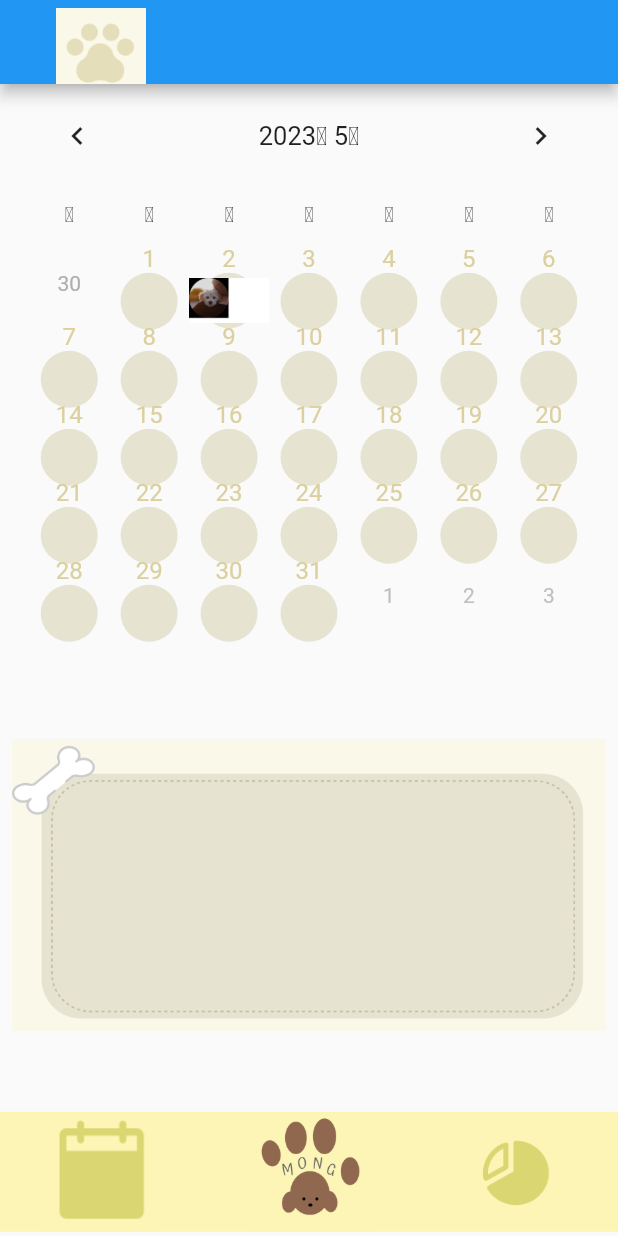
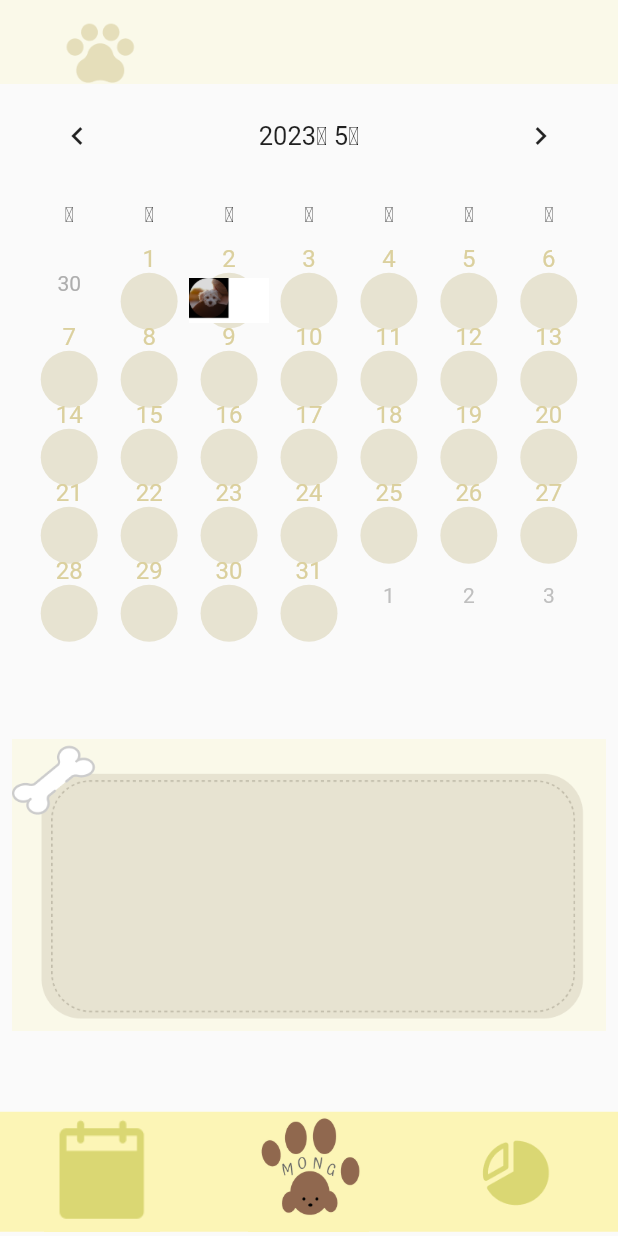
Before and after one commit to 222222222222222T/mong_ui_project, a Flutter app: the calendar screen opened directly, on a phone screen of 412 x 824 dp. Run offline on Flutter 3.47's test engine with Material 2 defaults, Android fonts, the phone set to English and light mode, and no system bars; drawn by our look-alikes of table_calendar.

Commit message:
test2
test2

```diff
--- a/lib/fourScreen.dart
+++ b/lib/fourScreen.dart
@@ -41,8 +41,8 @@ class _calendarState extends State<calendar> {
   Widget build(BuildContext context) {
     return Scaffold(
       appBar: AppBar(
-          // backgroundColor: Color(0xffFAF9E9),
-          // elevation: 0.0,
+          backgroundColor: Color(0xffFAF9E9),
+          elevation: 0.0,
           title:Container(
               margin: EdgeInsets.fromLTRB(13, 14, 0, 0),
               child:TextButton(onPressed: (){
```
